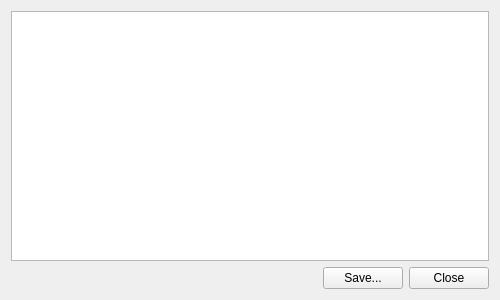
This is dialogs/protocolwidgetUI.ui in marco-mania/audex-old as Qt 5 draws it before an edit. The edited form follows.
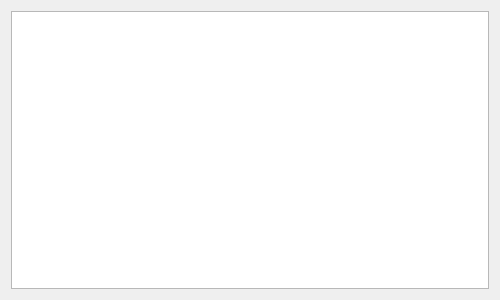
This is the edited form. Custom widgets are drawn as their Qt base class.

The edit to the form file:
```diff
--- a/dialogs/protocolwidgetUI.ui
+++ b/dialogs/protocolwidgetUI.ui
@@ -22,45 +22,9 @@
    <item row="0" column="0" >
     <widget class="KTextEdit" name="ktextedit" />
    </item>
-   <item row="1" column="0" >
-    <layout class="QHBoxLayout" >
-     <item>
-      <spacer>
-       <property name="orientation" >
-        <enum>Qt::Horizontal</enum>
-       </property>
-       <property name="sizeHint" >
-        <size>
-         <width>40</width>
-         <height>20</height>
-        </size>
-       </property>
-      </spacer>
-     </item>
-     <item>
-      <widget class="KPushButton" name="kpushbutton_save" >
-       <property name="text" >
-        <string>Save...</string>
-       </property>
-      </widget>
-     </item>
-     <item>
-      <widget class="KPushButton" name="kpushbutton_close" >
-       <property name="text" >
-        <string>Close</string>
-       </property>
-      </widget>
-     </item>
-    </layout>
-   </item>
   </layout>
  </widget>
  <customwidgets>
-  <customwidget>
-   <class>KPushButton</class>
-   <extends>QPushButton</extends>
-   <header>kpushbutton.h</header>
-  </customwidget>
   <customwidget>
    <class>KTextEdit</class>
    <extends>QTextEdit</extends>
```
